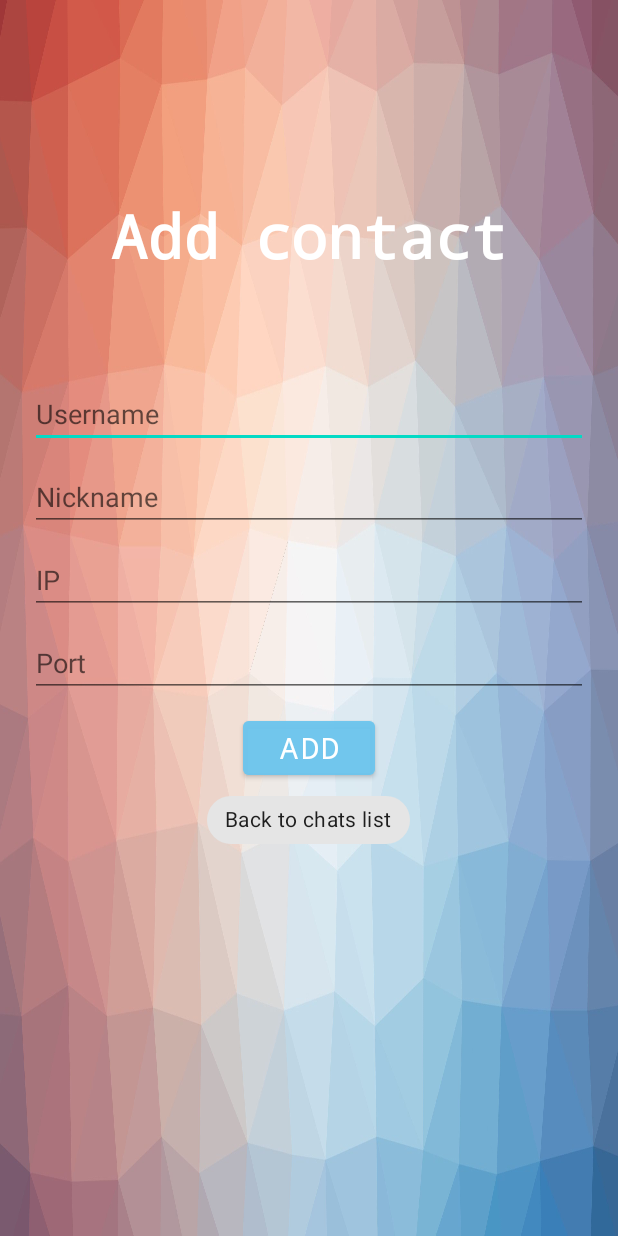
After one commit to DavidDinkevich/WeTalk, an Android app: the layout add_contact.xml on its own in the app's theme, with its tools: preview values and no code run, on a phone screen of 412 x 824 dp. The commit adds this screen. Run offline under Robolectric (Android 15) with nearby library versions, the phone set to English and light mode, and no system bars.

Commit message:
continue upload to git

```diff
--- /dev/null
+++ b/whatsUpAndroid/app/src/main/res/layout/add_contact.xml
@@ -0,0 +1,97 @@
+<?xml version="1.0" encoding="utf-8"?>
+
+<androidx.constraintlayout.widget.ConstraintLayout xmlns:android="http://schemas.android.com/apk/res/android"
+    xmlns:app="http://schemas.android.com/apk/res-auto"
+    xmlns:tools="http://schemas.android.com/tools"
+    android:layout_width="match_parent"
+    android:layout_height="match_parent"
+    tools:context=".MainActivity"
+    android:background="@drawable/main_background_4"
+    android:orientation="vertical"
+    >
+
+    <TextView
+        android:id="@+id/textView2"
+        android:layout_width="wrap_content"
+        android:layout_height="wrap_content"
+        android:layout_gravity="top"
+        android:layout_marginTop="130dp"
+        android:fontFamily="monospace"
+        android:gravity="center"
+        android:text="@string/add_contact"
+        android:textColor="@color/white"
+        android:textSize="40sp"
+        android:textStyle="bold"
+        app:layout_constraintEnd_toEndOf="parent"
+        app:layout_constraintStart_toStartOf="parent"
+        app:layout_constraintTop_toTopOf="parent" />
+
+    <LinearLayout
+        android:id="@+id/linearLayout"
+        android:layout_width="match_parent"
+        android:layout_height="wrap_content"
+        android:orientation="vertical"
+        android:padding="20dp"
+        app:layout_constraintBottom_toBottomOf="parent"
+        app:layout_constraintTop_toTopOf="parent">
+
+        <EditText
+            android:id="@+id/editTextPersonName"
+            android:layout_width="match_parent"
+            android:layout_height="wrap_content"
+            android:layout_marginBottom="10dp"
+            android:ems="10"
+            android:hint="@string/login_userName"
+            android:inputType="textPersonName" />
+
+        <EditText
+            android:id="@+id/nickName"
+            android:layout_width="match_parent"
+            android:layout_height="wrap_content"
+            android:layout_marginBottom="10dp"
+            android:ems="10"
+            android:hint="@string/nick_name"
+            android:inputType="textPersonName" />
+
+        <EditText
+            android:id="@+id/IP"
+            android:layout_width="match_parent"
+            android:layout_height="wrap_content"
+            android:layout_marginBottom="10dp"
+            android:ems="10"
+            android:hint="@string/IP"
+            android:inputType="number" />
+
+        <EditText
+            android:id="@+id/Port"
+            android:layout_width="match_parent"
+            android:layout_height="wrap_content"
+            android:layout_marginBottom="10dp"
+            android:ems="10"
+            android:hint="@string/port"
+            android:inputType="number" />
+
+        <Button
+            android:id="@+id/button"
+            android:layout_width="wrap_content"
+            android:layout_height="wrap_content"
+            android:layout_gravity="center"
+            android:backgroundTint="@color/btn_color"
+            android:fontFamily="monospace"
+            android:text="@string/add"
+            android:textSize="20dp"
+
+            />
+
+        <com.google.android.material.chip.Chip
+            android:id="@+id/chip4"
+            android:layout_width="wrap_content"
+            android:layout_height="wrap_content"
+            android:layout_gravity="center"
+            android:fontFamily="monospace"
+            android:text="@string/back_to_chat_list" />
+    </LinearLayout>
+
+
+
+</androidx.constraintlayout.widget.ConstraintLayout>
--- a/whatsUpAndroid/app/src/main/res/layout/user_item.xml
+++ b/whatsUpAndroid/app/src/main/res/layout/user_item.xml
@@ -4,9 +4,8 @@
     android:layout_width="match_parent"
     android:layout_height="match_parent"
     xmlns:app="http://schemas.android.com/apk/res-auto"
-    android:orientation="vertical"
-    android:background="@drawable/main_background_4">
-    <!--android:background="@drawable/main_background_4"-->
+    android:orientation="vertical">
+
 
     <RelativeLayout
         android:layout_width="match_parent"
--- a/whatsUpAndroid/app/src/main/res/values/strings.xml
+++ b/whatsUpAndroid/app/src/main/res/values/strings.xml
@@ -13,5 +13,14 @@
     <string name="logo_text">We Talk</string>
     <string name="nick_name">Nickname</string>
     <string name="register_btn">Not here? click to sign up</string>
-
+    <string name="add_contact">Add contact</string>
+    <string name="add">Add</string>
+    <string name="back_to_chat_list">Back to chats list</string>
+    <string name="IP">IP</string>
+    <string name="port">Port</string>
+    <string name="settings">Settings</string>
+    <string name="save">Save</string>
+    <string name="choose_server">Choose server:</string>
+    <string name="choose_theme">Choose Theme:</string>
+    <string name="default_image">Default image</string>
 </resources>
```
Also changed, not shown: whatsUpAndroid/app/src/main/java/com/example/whatsupandroid/themeActivity.java (added, +7 -0 lines), whatsUpAndroid/app/src/main/res/layout/activity_list.xml (+24 -7 lines), whatsUpAndroid/app/src/main/res/layout/activity_theme.xml (added, +8 -0 lines), whatsUpAndroid/app/src/main/res/layout/settings.xml (added, +149 -0 lines), whatsUpAndroid/app/src/main/res/drawable-v24/img1.jpg (added), whatsUpAndroid/app/src/main/res/drawable-v24/img2.jpg (added), whatsUpAndroid/app/src/main/res/drawable-v24/img5.jpg (added), whatsUpAndroid/app/src/main/res/drawable-v24/img6.jpg (added), whatsUpAndroid/app/src/main/res/drawable-v24/img7.jpg (added), 1 other file.
